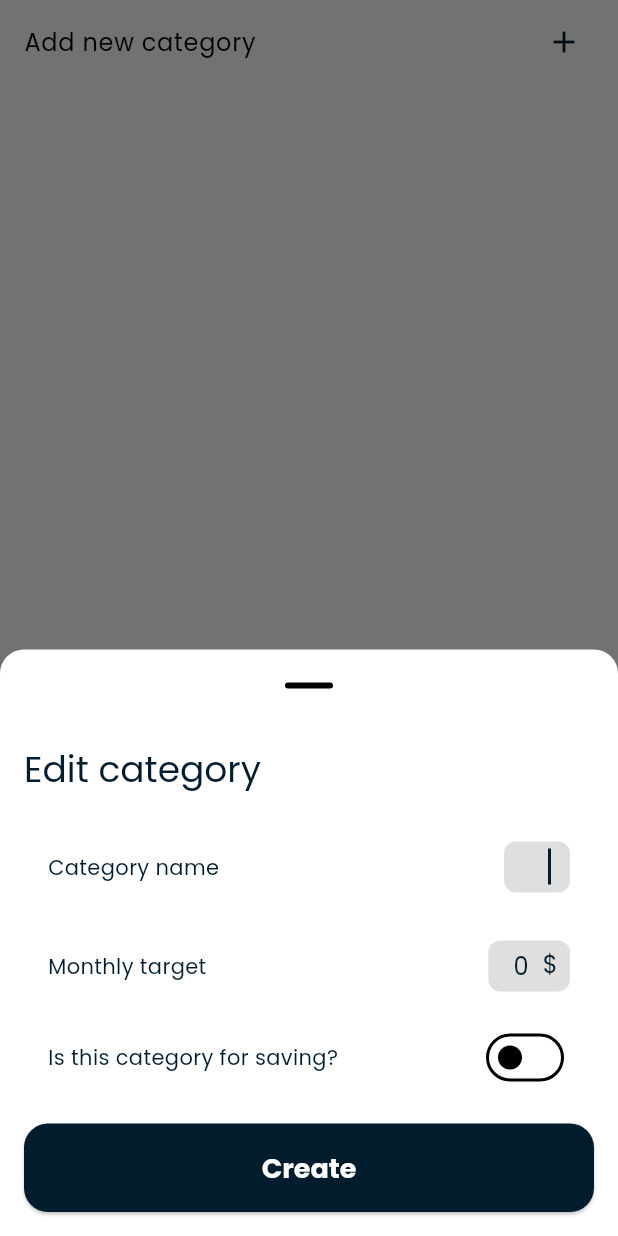
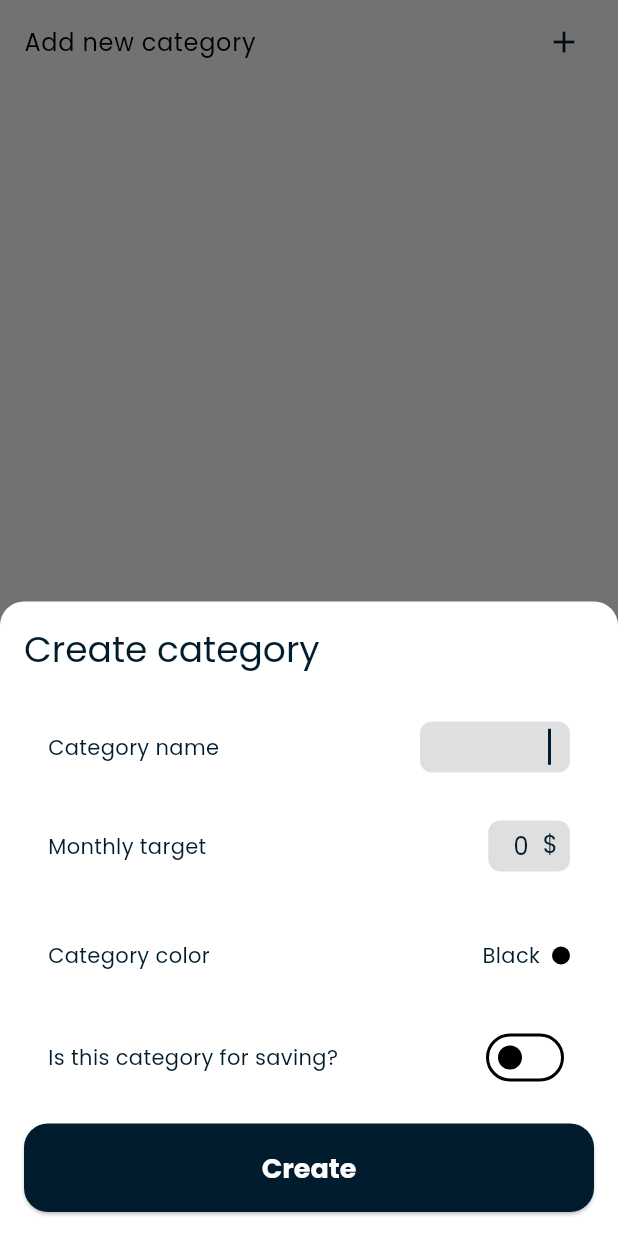
Before and after one commit to henriquezanfa/our_budget, a Flutter app: the AddNewCategoryButtonWidget widget shown alone on an empty page, opened directly, after a tap on "Add new category", on a phone screen of 412 x 824 dp. Run offline on Flutter 3.47's test engine with Material 3 defaults, Android fonts, the phone set to English and light mode, and no system bars; our stand-ins replace bloc, cloud_firestore, firebase_auth, firebase_core, flutter_bloc, fpdart and 5 more; accounts and stored records are empty; generated files the repository leaves out were written again.

Commit message:
feat: add color support to transaction categories and implement currency formatting extension

```diff
--- /dev/null
+++ b/packages/app/lib/core/extensions/x_double.dart
@@ -0,0 +1,5 @@
+extension XDouble on double {
+  String toCurrency() {
+    return '\$${toStringAsFixed(2)}';
+  }
+}
--- a/packages/app/lib/domain/models/transaction_category/transaction_category.dart
+++ b/packages/app/lib/domain/models/transaction_category/transaction_category.dart
@@ -10,6 +10,7 @@ class TransactionCategory with _$TransactionCategory {
     required String name,
     required String icon,
     required String userId,
+    required String color,
     double? monthlyTarget,
 
     /// Defines if the target is for saving or spending
--- a/packages/app/lib/features/categories/data/dto/transaction_category_dto.dart
+++ b/packages/app/lib/features/categories/data/dto/transaction_category_dto.dart
@@ -6,12 +6,14 @@ class TransactionCategoryDto {
     required this.icon,
     required this.monthlyTarget,
     required this.isSaving,
+    required this.color,
   });
 
   final String description;
   final String icon;
   final double monthlyTarget;
   final bool isSaving;
+  final String color;
 
   TransactionCategory toTransactionCategory(String userId, String id) {
     return TransactionCategory(
@@ -21,6 +23,7 @@ class TransactionCategoryDto {
       icon: icon,
       monthlyTarget: monthlyTarget,
       isSaving: isSaving,
+      color: color,
     );
   }
 }
--- a/packages/app/lib/features/categories/presentation/bloc/categories_bloc.dart
+++ b/packages/app/lib/features/categories/presentation/bloc/categories_bloc.dart
@@ -43,6 +43,7 @@ class CategoriesBloc extends Bloc<CategoriesEvent, CategoriesState> {
       icon: '',
       monthlyTarget: event.monthlyTarget,
       isSaving: event.isSaving,
+      color: event.color,
     );
     await _categoriesRepository.addCategory(dto).then((value) {
       value.fold(
--- a/packages/app/lib/features/categories/presentation/bloc/categories_event.dart
+++ b/packages/app/lib/features/categories/presentation/bloc/categories_event.dart
@@ -10,10 +10,12 @@ final class AddCategory extends CategoriesEvent {
     required this.category,
     required this.monthlyTarget,
     required this.isSaving,
+    required this.color,
   });
   final String category;
   final double monthlyTarget;
   final bool isSaving;
+  final String color;
 }
 
 final class UpdateCategory extends CategoriesEvent {
--- a/packages/app/lib/features/categories/presentation/modal/upsert_category_modal.dart
+++ b/packages/app/lib/features/categories/presentation/modal/upsert_category_modal.dart
@@ -5,6 +5,8 @@ import 'package:flutter/services.dart';
 import 'package:ob/app/view/show_toast.dart';
 import 'package:ob/domain/models/transaction_category/transaction_category.dart';
 import 'package:ob/features/categories/data/dto/transaction_category_dto.dart';
+import 'package:ob/features/categories/presentation/widgets/category_item_widget.dart';
+import 'package:ob/features/currencies_selection/presentation/currency_selector_view.dart';
 import 'package:ob/ui/widgets/widgets.dart';
 
 class UpsertCategoryModal extends StatefulWidget {
@@ -21,6 +23,7 @@ class UpsertCategoryModal extends StatefulWidget {
 class _UpsertCategoryModalState extends State<UpsertCategoryModal> {
   final _categoryNameController = TextEditingController();
   final _monthlyTargetController = TextEditingController();
+  late String _color = categoriesColors.keys.first;
   bool _isSaving = false;
 
   bool get _isEditing => widget.category != null;
@@ -36,13 +39,14 @@ class _UpsertCategoryModalState extends State<UpsertCategoryModal> {
           ? category.monthlyTarget.toString()
           : '';
       _isSaving = category.isSaving;
+      _color = category.color;
     }
   }
 
   @override
   Widget build(BuildContext context) {
     return OBModal(
-      title: 'Edit category',
+      title: _isEditing ? 'Edit category' : 'Create category',
       child: Column(
         mainAxisSize: MainAxisSize.min,
         crossAxisAlignment: CrossAxisAlignment.stretch,
@@ -71,6 +75,57 @@ class _UpsertCategoryModalState extends State<UpsertCategoryModal> {
                 const Text('Monthly target'),
                 Flexible(
                   child: AmountInputText(controller: _monthlyTargetController),
+                ),
+              ],
+            ),
+          ),
+          const SizedBox(height: 32),
+          Padding(
+            padding: const EdgeInsets.symmetric(horizontal: 16),
+            child: Row(
+              mainAxisAlignment: MainAxisAlignment.spaceBetween,
+              children: [
+                const Text('Category color'),
+                DropdownButtonHideUnderline(
+                  child: DropdownButton<String>(
+                    alignment: Alignment.centerRight,
+                    value: _color,
+                    onChanged: (value) {
+                      if (value != null) {
+                        setState(() => _color = value);
+                      }
+                    },
+                    icon: const Visibility(
+                      visible: false,
+                      child: Icon(Icons.arrow_downward),
+                    ),
+                    // Map<String, Color> categoriesColors = {
+                    items: categoriesColors.entries
+                        .map(
+                          (e) => DropdownMenuItem(
+                            value: e.key,
+                            child: Row(
+                              mainAxisAlignment: MainAxisAlignment.end,
+                              children: [
+                                Text(
+                                  e.key.capitalize(),
+                                  style: Theme.of(context).textTheme.bodyMedium,
+                                ),
+                                const SizedBox(width: 8),
+                                Container(
+                                  height: 12,
+                                  width: 12,
+                                  decoration: BoxDecoration(
+                                    color: e.value,
+                                    shape: BoxShape.circle,
+                                  ),
+                                ),
+                              ],
+                            ),
+                          ),
+                        )
+                        .toList(),
+                  ),
                 ),
               ],
             ),
@@ -121,6 +176,7 @@ class _UpsertCategoryModalState extends State<UpsertCategoryModal> {
                     icon: '',
                     monthlyTarget: value,
                     isSaving: _isSaving,
+                    color: _color,
                   ),
                 );
               }
@@ -153,6 +209,7 @@ class _DescriptionInputTextState extends State<DescriptionInputText> {
         Flexible(
           child: IntrinsicWidth(
             child: Container(
+              constraints: const BoxConstraints(minWidth: 100),
               padding: const EdgeInsets.symmetric(horizontal: 8),
               decoration: BoxDecoration(
                 color: const Color.fromARGB(255, 223, 223, 223),
--- a/packages/app/lib/features/categories/presentation/widgets/add_new_category_button_widget.dart
+++ b/packages/app/lib/features/categories/presentation/widgets/add_new_category_button_widget.dart
@@ -19,6 +19,7 @@ class AddNewCategoryButtonWidget extends StatelessWidget {
         showOBModalBottomSheet<TransactionCategoryDto>(
           context: context,
           child: const UpsertCategoryModal(),
+          showDragHandle: false,
         ).then((value) {
           if (value != null) {
             context.read<CategoriesBloc>().add(
@@ -26,6 +27,7 @@ class AddNewCategoryButtonWidget extends StatelessWidget {
                     category: value.description,
                     monthlyTarget: value.monthlyTarget,
                     isSaving: value.isSaving,
+                    color: value.color,
                   ),
                 );
           }
--- a/packages/app/lib/features/categories/presentation/widgets/category_item_widget.dart
+++ b/packages/app/lib/features/categories/presentation/widgets/category_item_widget.dart
@@ -1,5 +1,6 @@
 import 'package:flutter/material.dart';
 import 'package:flutter_bloc/flutter_bloc.dart';
+import 'package:ob/core/extensions/x_double.dart';
 import 'package:ob/domain/models/transaction_category/transaction_category.dart';
 import 'package:ob/features/categories/presentation/bloc/categories_bloc.dart';
 import 'package:ob/features/categories/presentation/modal/upsert_category_modal.dart';
@@ -14,8 +15,31 @@ class CategoryItemWidget extends StatelessWidget {
 
   @override
   Widget build(BuildContext context) {
+    final theme = Theme.of(context);
     return ListTile(
+      leading: SizedBox(
+        height: 12,
+        width: 12,
+        child: CircleAvatar(
+          backgroundColor:
+              categoriesColors[category.color] ?? theme.colorScheme.primary,
+        ),
+      ),
+      minLeadingWidth: 0,
+      shape: RoundedRectangleBorder(
+        side: const BorderSide(
+          color: Colors.grey,
+          width: 0.5,
+        ),
+        borderRadius: BorderRadius.circular(10),
+      ),
       title: Text(category.name),
+      subtitle:
+          category.isSaving ? const Text('Savings') : const Text('Spending'),
+      trailing: Text(category.monthlyTarget!.toCurrency()),
+      leadingAndTrailingTextStyle: TextStyle(
+        color: theme.colorScheme.onSurface,
+      ),
       onTap: () {
         showOBModalBottomSheet<TransactionCategory>(
           context: context,
@@ -32,3 +56,20 @@ class CategoryItemWidget extends StatelessWidget {
     );
   }
 }
+
+Map<String, Color> categoriesColors = {
+  'black': Colors.black,
+  'blue': Colors.blue,
+  'green': Colors.green,
+  'orange': Colors.orange,
+  'purple': Colors.purple,
+  'red': Colors.red,
+  'yellow': Colors.yellow,
+  'white': Colors.white,
+  'grey': Colors.grey,
+  'pink': Colors.pink,
+  'cyan': Colors.cyan,
+  'teal': Colors.teal,
+  'amber': Colors.amber,
+  'lime': Colors.lime,
+};
--- a/packages/app/lib/features/manage/presentation/ui/manage_page.dart
+++ b/packages/app/lib/features/manage/presentation/ui/manage_page.dart
@@ -26,6 +26,8 @@ class ManagePageView extends StatelessWidget {
             title: 'Bank Accounts',
             leading: const Icon(Icons.account_balance),
             onTap: () => context.push(OBRoutes.bankAccounts),
+            trailing: const Icon(Icons.keyboard_arrow_right),
+            showBorder: true,
           ),
         ),
         SliverToBoxAdapter(
@@ -33,6 +35,8 @@ class ManagePageView extends StatelessWidget {
             title: 'Categories',
             leading: const Icon(Icons.category),
             onTap: () => context.push(OBRoutes.categories),
+            trailing: const Icon(Icons.keyboard_arrow_right),
+            showBorder: true,
           ),
         ),
         // SliverToBoxAdapter(
--- a/packages/app/lib/features/onboarding/data/repository/onboarding_repository.dart
+++ b/packages/app/lib/features/onboarding/data/repository/onboarding_repository.dart
@@ -54,6 +54,7 @@ class OnboardingRepository {
             icon: '',
             monthlyTarget: 0,
             isSaving: false,
+            color: '',
           ),
         );
       }),
```
Also changed, not shown: packages/app/lib/ui/widgets/ob_list_tile.dart (+16 -0 lines), packages/app/lib/domain/models/transaction_category/transaction_category.freezed.dart, packages/app/lib/domain/models/transaction_category/transaction_category.g.dart.
